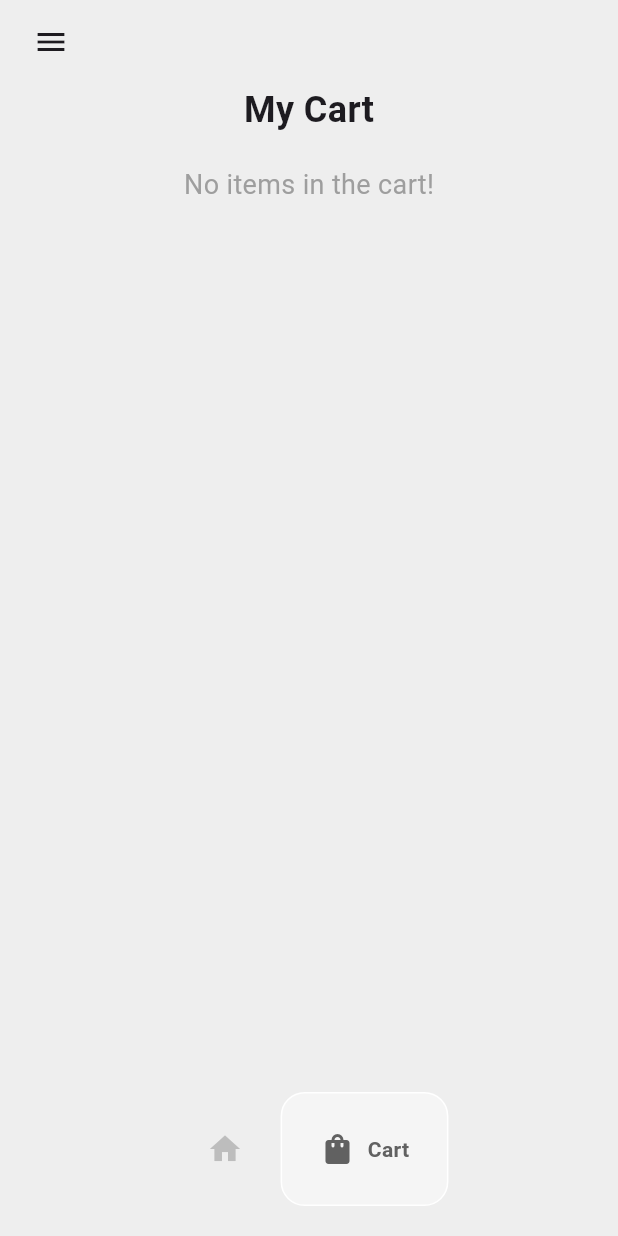
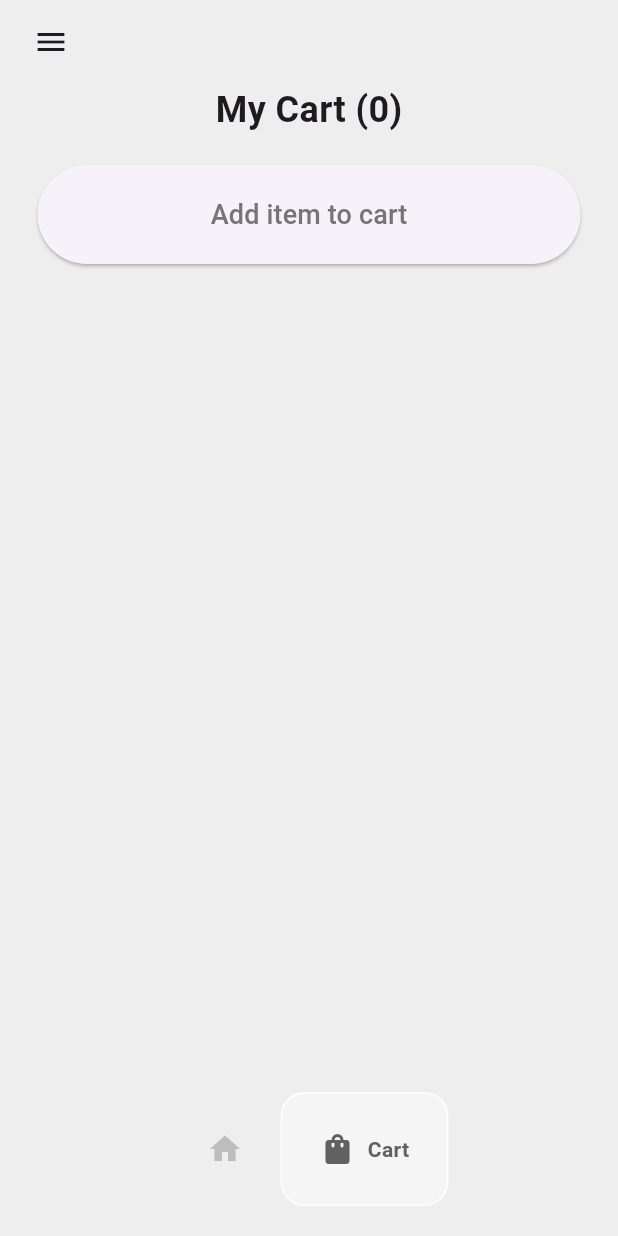
Before and after one commit to ahmad-cod/klekt, a Flutter app: the HomePage screen opened directly, item 2 of the bottom bar chosen, on a phone screen of 412 x 824 dp. Run offline on Flutter 3.47's test engine with Material 3 defaults, Android fonts, the phone set to English and light mode, and no system bars; drawn by our look-alikes of google_nav_bar.

Commit message:
fix: enable navigation to home page

```diff
--- a/lib/pages/cart_page.dart
+++ b/lib/pages/cart_page.dart
@@ -2,6 +2,7 @@ import 'package:klekt/components/cart_item.dart';
 import 'package:klekt/models/cart.dart';
 import 'package:klekt/models/shoe.dart';
 import 'package:flutter/material.dart';
+import 'package:klekt/pages/home_page.dart';
 import 'package:provider/provider.dart';
 
 class CartPage extends StatelessWidget {
@@ -17,9 +18,9 @@ class CartPage extends StatelessWidget {
         child: Column(
           children: [
             // heading
-            const Text(
-              'My Cart',
-              style: TextStyle(
+            Text(
+              'My Cart (${cartItems.length})',
+              style: const TextStyle(
                 fontWeight: FontWeight.bold,
                 fontSize: 24,
               ),
@@ -29,12 +30,24 @@ class CartPage extends StatelessWidget {
             const SizedBox(height: 20,),
 
             // cart items
-            cartItems.isEmpty ? const Center(
-              child: Text(
-                'No items in the cart!',
-                style: TextStyle(
-                  color: Colors.grey,
-                  fontSize: 18,
+            cartItems.isEmpty ? Center(
+              child: ElevatedButton(
+                onPressed: () {
+                  Navigator.of(context).push(MaterialPageRoute(
+                    builder: (context) => const HomePage()
+                  ));
+                },
+                child: Center(
+                  child: Padding(
+                    padding: const EdgeInsets.all(20.0),
+                    child: Text(
+                      'Add item to cart',
+                      style: TextStyle(
+                        color: Colors.grey[600],
+                        fontSize: 18,
+                      ),
+                    ),
+                  ),
                 ),
               ),
             ) :
```
